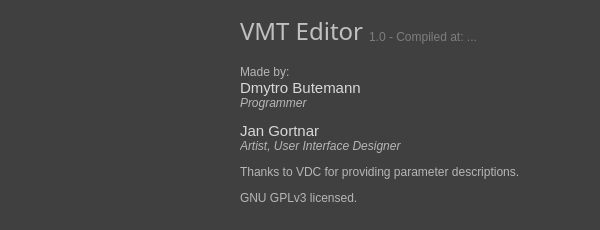
First picture: the form in ui/aboutdialog.ui, repository Dima-369/VMT-Editor, before the edit.
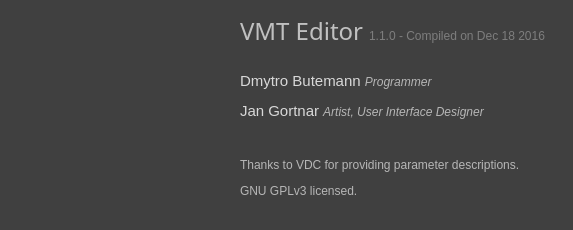
Second picture: the form after the edit. Icons and pictures are not drawn.

Commit message: Place github icon into about dialog

```diff
--- a/ui/aboutdialog.ui
+++ b/ui/aboutdialog.ui
@@ -6,7 +6,7 @@
    <rect>
     <x>0</x>
     <y>0</y>
-    <width>600</width>
+    <width>573</width>
     <height>230</height>
    </rect>
   </property>
@@ -18,14 +18,14 @@
   </property>
   <property name="minimumSize">
    <size>
-    <width>600</width>
-    <height>230</height>
+    <width>500</width>
+    <height>200</height>
    </size>
   </property>
   <property name="maximumSize">
    <size>
-    <width>600</width>
-    <height>230</height>
+    <width>700</width>
+    <height>300</height>
    </size>
   </property>
   <property name="palette">
@@ -1198,7 +1198,7 @@
    <property name="geometry">
     <rect>
      <x>369</x>
-     <y>29</y>
+     <y>28</y>
      <width>221</width>
      <height>16</height>
     </rect>
@@ -1217,7 +1217,7 @@
 &lt;html&gt;&lt;head&gt;&lt;meta name=&quot;qrichtext&quot; content=&quot;1&quot; /&gt;&lt;style type=&quot;text/css&quot;&gt;
 p, li { white-space: pre-wrap; }
 &lt;/style&gt;&lt;/head&gt;&lt;body style=&quot; font-family:'Segoe UI'; font-size:9pt; font-weight:400; font-style:normal;&quot;&gt;
-&lt;p style=&quot; margin-top:0px; margin-bottom:0px; margin-left:0px; margin-right:0px; -qt-block-indent:0; text-indent:0px;&quot;&gt;&lt;span style=&quot; color:#7d7d7d;&quot;&gt;1.0 - Compiled at: ...&lt;/span&gt;&lt;/p&gt;&lt;/body&gt;&lt;/html&gt;</string>
+&lt;p style=&quot; margin-top:0px; margin-bottom:0px; margin-left:0px; margin-right:0px; -qt-block-indent:0; text-indent:0px;&quot;&gt;&lt;span style=&quot; color:#7d7d7d;&quot;&gt;1.1.0 - Compiled on Dec 18 2016&lt;/span&gt;&lt;/p&gt;&lt;/body&gt;&lt;/html&gt;</string>
    </property>
    <property name="textFormat">
     <enum>Qt::RichText</enum>
@@ -1252,9 +1252,9 @@
 &lt;html&gt;&lt;head&gt;&lt;meta name=&quot;qrichtext&quot; content=&quot;1&quot; /&gt;&lt;style type=&quot;text/css&quot;&gt;
 p, li { white-space: pre-wrap; }
 &lt;/style&gt;&lt;/head&gt;&lt;body style=&quot; font-family:'Segoe UI'; font-size:9pt; font-weight:400; font-style:normal;&quot;&gt;
-&lt;p style=&quot; margin-top:0px; margin-bottom:0px; margin-left:0px; margin-right:0px; -qt-block-indent:0; text-indent:0px;&quot;&gt;&lt;span style=&quot; color:#b6b6b6;&quot;&gt;Made by:&lt;/span&gt;&lt;/p&gt;
-&lt;p style=&quot; margin-top:0px; margin-bottom:0px; margin-left:0px; margin-right:0px; -qt-block-indent:0; text-indent:0px;&quot;&gt;&lt;span style=&quot; font-size:11pt; color:#d8d8d8;&quot;&gt;Dmytro Butemann&lt;/span&gt;&lt;span style=&quot; color:#d8d8d8;&quot;&gt;&lt;br /&gt;&lt;/span&gt;&lt;span style=&quot; font-style:italic; color:#b6b6b6;&quot;&gt;Programmer&lt;/span&gt;&lt;/p&gt;
-&lt;p style=&quot; margin-top:12px; margin-bottom:12px; margin-left:0px; margin-right:0px; -qt-block-indent:0; text-indent:0px;&quot;&gt;&lt;span style=&quot; font-size:11pt; color:#d8d8d8;&quot;&gt;Jan Gortnar&lt;/span&gt;&lt;span style=&quot; color:#d8d8d8;&quot;&gt;&lt;br /&gt;&lt;/span&gt;&lt;span style=&quot; font-style:italic; color:#b6b6b6;&quot;&gt;Artist, User Interface Designer&lt;/span&gt;&lt;/p&gt;
+&lt;p style=&quot; margin-top:0px; margin-bottom:0px; margin-left:0px; margin-right:0px; -qt-block-indent:0; text-indent:0px;&quot;&gt;&lt;span style=&quot; font-size:11pt; color:#d8d8d8;&quot;&gt;Dmytro Butemann &lt;/span&gt;&lt;span style=&quot; font-style:italic; color:#b6b6b6;&quot;&gt;Programmer&lt;/span&gt;&lt;/p&gt;
+&lt;p style=&quot; margin-top:12px; margin-bottom:12px; margin-left:0px; margin-right:0px; -qt-block-indent:0; text-indent:0px;&quot;&gt;&lt;span style=&quot; font-size:11pt; color:#d8d8d8;&quot;&gt;Jan Gortnar &lt;/span&gt;&lt;span style=&quot; font-style:italic; color:#b6b6b6;&quot;&gt;Artist, User Interface Designer&lt;/span&gt;&lt;/p&gt;
+&lt;p style=&quot;-qt-paragraph-type:empty; margin-top:12px; margin-bottom:12px; margin-left:0px; margin-right:0px; -qt-block-indent:0; text-indent:0px;&quot;&gt;&lt;br /&gt;&lt;/p&gt;
 &lt;p style=&quot; margin-top:12px; margin-bottom:12px; margin-left:0px; margin-right:0px; -qt-block-indent:0; text-indent:0px;&quot;&gt;&lt;span style=&quot; color:#b6b6b6;&quot;&gt;Thanks to VDC for providing parameter descriptions.&lt;/span&gt;&lt;/p&gt;
 &lt;p style=&quot; margin-top:12px; margin-bottom:12px; margin-left:0px; margin-right:0px; -qt-block-indent:0; text-indent:0px;&quot;&gt;&lt;span style=&quot; color:#b6b6b6;&quot;&gt;GNU GPLv3 licensed.&lt;/span&gt;&lt;/p&gt;&lt;/body&gt;&lt;/html&gt;</string>
    </property>
```
Left out of the diff: 24 changed lines with no effect on the pictures. The commit also changes 2 other files.
